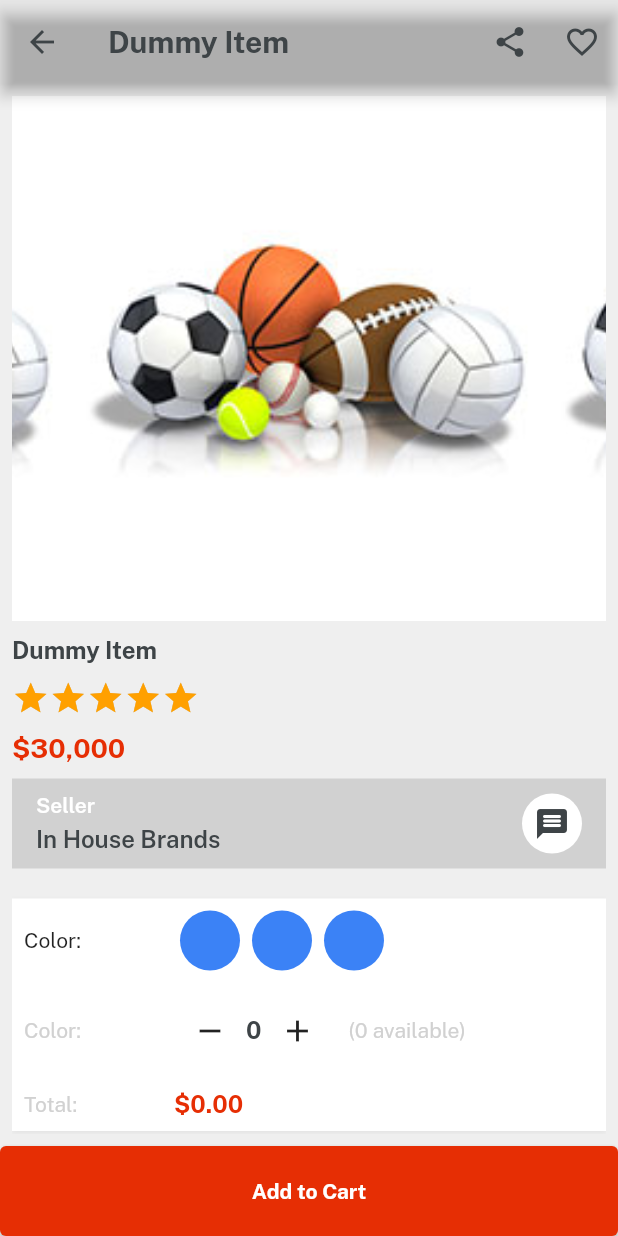
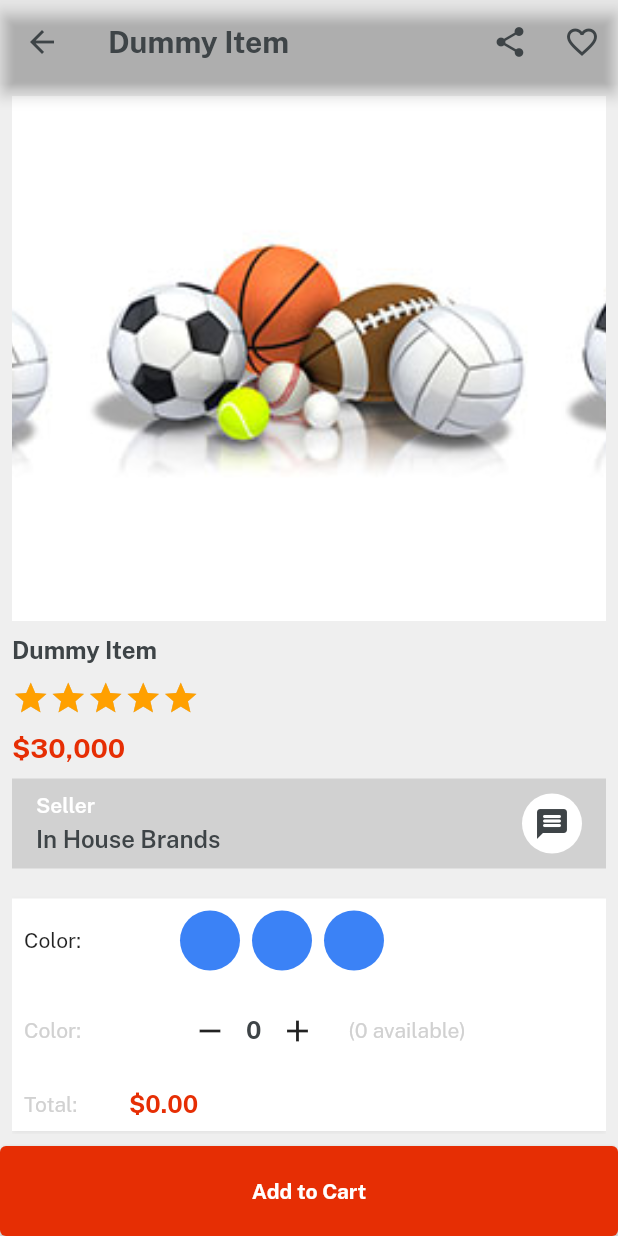
Before and after one commit to arunba1/E-Mart, a Flutter app: the ItemDetails screen opened directly, on a phone screen of 412 x 824 dp. Run offline on Flutter 3.47's test engine with Material 2 defaults, Android fonts, the phone set to English and light mode, and no system bars; drawn by our look-alikes of velocity_x; our stand-ins replace get.

Commit message:
Initial Commit

```diff
--- a/lib/screens/category_screen/item_details.dart
+++ b/lib/screens/category_screen/item_details.dart
@@ -160,7 +160,7 @@ class ItemDetails extends StatelessWidget {
                       Row(
                         children: [
                           SizedBox(
-                            width: 100,
+                            width: 70,
                             child: "Total: ".text.color(textfieldGrey).make(),
                           ),
                           "\$0.00"
```
